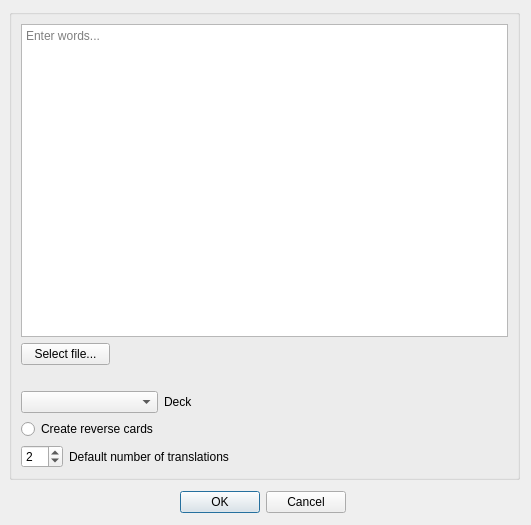
Old version of the form ui/main_dialog.ui in the repository stevejkcode/easyvocab.
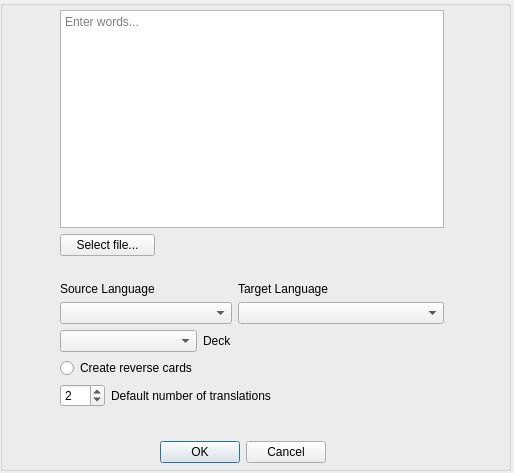
New version of the form.

Commit message: Add selection widgets for source and target language to main dialog window

The edit to the form file:
```diff
--- a/ui/main_dialog.ui
+++ b/ui/main_dialog.ui
@@ -6,34 +6,18 @@
    <rect>
     <x>0</x>
     <y>0</y>
-    <width>531</width>
-    <height>525</height>
+    <width>514</width>
+    <height>473</height>
    </rect>
   </property>
   <property name="windowTitle">
    <string>Generate Foreign Language Cards</string>
   </property>
-  <widget class="QDialogButtonBox" name="buttonBox">
-   <property name="geometry">
-    <rect>
-     <x>180</x>
-     <y>490</y>
-     <width>166</width>
-     <height>25</height>
-    </rect>
-   </property>
-   <property name="orientation">
-    <enum>Qt::Horizontal</enum>
-   </property>
-   <property name="standardButtons">
-    <set>QDialogButtonBox::Cancel|QDialogButtonBox::Ok</set>
-   </property>
-  </widget>
   <widget class="QGroupBox" name="groupBox">
    <property name="geometry">
     <rect>
-     <x>9</x>
-     <y>9</y>
+     <x>0</x>
+     <y>0</y>
      <width>511</width>
      <height>471</height>
     </rect>
@@ -41,49 +25,20 @@
    <property name="title">
     <string/>
    </property>
-   <layout class="QGridLayout" name="gridLayout_2">
-    <item row="0" column="0">
+   <widget class="QWidget" name="">
+    <property name="geometry">
+     <rect>
+      <x>60</x>
+      <y>10</y>
+      <width>384</width>
+      <height>397</height>
+     </rect>
+    </property>
      <layout class="QGridLayout" name="gridLayout">
-      <item row="5" column="0">
-       <widget class="QSpinBox" name="spinBox">
-        <property name="toolTip">
-         <string>&lt;html&gt;&lt;head/&gt;&lt;body&gt;&lt;p&gt;The default number of translations to use on the reverse side of each card&lt;/p&gt;&lt;/body&gt;&lt;/html&gt;</string>
-        </property>
-        <property name="value">
-         <number>2</number>
-        </property>
-       </widget>
-      </item>
-      <item row="3" column="0" colspan="3">
-       <widget class="QComboBox" name="comboBox">
-        <property name="toolTip">
-         <string>&lt;html&gt;&lt;head/&gt;&lt;body&gt;&lt;p&gt;Choose or create a deck to import words into&lt;/p&gt;&lt;/body&gt;&lt;/html&gt;</string>
-        </property>
-        <property name="statusTip">
-         <string/>
-        </property>
-        <property name="currentText">
-         <string/>
-        </property>
+     <item row="0" column="0" colspan="5">
+      <widget class="QTextEdit" name="textEdit">
         <property name="placeholderText">
-         <string>Deck</string>
-        </property>
-       </widget>
-      </item>
-      <item row="4" column="0" colspan="3">
-       <widget class="QRadioButton" name="radioButton">
-        <property name="toolTip">
-         <string>&lt;html&gt;&lt;head/&gt;&lt;body&gt;&lt;p&gt;Create reverse vocab cards in addition to normal ones.&lt;/p&gt;&lt;/body&gt;&lt;/html&gt;</string>
-        </property>
-        <property name="text">
-         <string>Create reverse cards</string>
-        </property>
-       </widget>
-      </item>
-      <item row="5" column="1" colspan="4">
-       <widget class="QLabel" name="label_2">
-        <property name="text">
-         <string>Default number of translations</string>
+        <string>Enter words...</string>
         </property>
        </widget>
       </item>
@@ -97,39 +52,6 @@
         </property>
        </widget>
       </item>
-      <item row="3" column="3">
-       <widget class="QLabel" name="label">
-        <property name="text">
-         <string>Deck</string>
-        </property>
-       </widget>
-      </item>
-      <item row="2" column="0" colspan="5">
-       <spacer name="horizontalSpacer_4">
-        <property name="orientation">
-         <enum>Qt::Horizontal</enum>
-        </property>
-        <property name="sizeHint" stdset="0">
-         <size>
-          <width>328</width>
-          <height>20</height>
-         </size>
-        </property>
-       </spacer>
-      </item>
-      <item row="4" column="3" colspan="2">
-       <spacer name="horizontalSpacer_3">
-        <property name="orientation">
-         <enum>Qt::Horizontal</enum>
-        </property>
-        <property name="sizeHint" stdset="0">
-         <size>
-          <width>178</width>
-          <height>20</height>
-         </size>
-        </property>
-       </spacer>
-      </item>
       <item row="1" column="2" colspan="3">
        <spacer name="horizontalSpacer">
         <property name="orientation">
@@ -143,29 +65,133 @@
         </property>
        </spacer>
       </item>
+     <item row="2" column="0" colspan="5">
+      <spacer name="horizontalSpacer_4">
+       <property name="orientation">
+        <enum>Qt::Horizontal</enum>
+       </property>
+       <property name="sizeHint" stdset="0">
+        <size>
+         <width>328</width>
+         <height>20</height>
+        </size>
+       </property>
+      </spacer>
+     </item>
+     <item row="3" column="0" colspan="2">
+      <widget class="QLabel" name="label_3">
+       <property name="text">
+        <string>Source Language</string>
+       </property>
+      </widget>
+     </item>
       <item row="3" column="4">
+      <widget class="QLabel" name="label_4">
+       <property name="text">
+        <string>Target Language</string>
+       </property>
+      </widget>
+     </item>
+     <item row="4" column="0" colspan="4">
+      <widget class="QComboBox" name="comboBox_2"/>
+     </item>
+     <item row="4" column="4">
+      <widget class="QComboBox" name="comboBox_3"/>
+     </item>
+     <item row="5" column="0" colspan="3">
+      <widget class="QComboBox" name="comboBox">
+       <property name="toolTip">
+        <string>&lt;html&gt;&lt;head/&gt;&lt;body&gt;&lt;p&gt;Choose or create a deck to import words into&lt;/p&gt;&lt;/body&gt;&lt;/html&gt;</string>
+       </property>
+       <property name="statusTip">
+        <string/>
+       </property>
+       <property name="currentText">
+        <string/>
+       </property>
+       <property name="placeholderText">
+        <string>Deck</string>
+       </property>
+      </widget>
+     </item>
+     <item row="5" column="3">
+      <widget class="QLabel" name="label">
+       <property name="text">
+        <string>Deck</string>
+       </property>
+      </widget>
+     </item>
+     <item row="5" column="4">
        <spacer name="horizontalSpacer_2">
         <property name="orientation">
          <enum>Qt::Horizontal</enum>
         </property>
         <property name="sizeHint" stdset="0">
          <size>
-          <width>108</width>
+         <width>138</width>
           <height>20</height>
          </size>
         </property>
        </spacer>
       </item>
-      <item row="0" column="0" colspan="5">
-       <widget class="QTextEdit" name="textEdit">
-        <property name="placeholderText">
-         <string>Enter words...</string>
-        </property>
-       </widget>
-      </item>
-     </layout>
-    </item>
-   </layout>
+     <item row="6" column="0" colspan="3">
+      <widget class="QRadioButton" name="radioButton">
+       <property name="toolTip">
+        <string>&lt;html&gt;&lt;head/&gt;&lt;body&gt;&lt;p&gt;Create reverse vocab cards in addition to normal ones.&lt;/p&gt;&lt;/body&gt;&lt;/html&gt;</string>
+       </property>
+       <property name="text">
+        <string>Create reverse cards</string>
+       </property>
+      </widget>
+     </item>
+     <item row="6" column="3" colspan="2">
+      <spacer name="horizontalSpacer_3">
+       <property name="orientation">
+        <enum>Qt::Horizontal</enum>
+       </property>
+       <property name="sizeHint" stdset="0">
+        <size>
+         <width>178</width>
+         <height>20</height>
+        </size>
+       </property>
+      </spacer>
+     </item>
+     <item row="7" column="0">
+      <widget class="QSpinBox" name="spinBox">
+       <property name="toolTip">
+        <string>&lt;html&gt;&lt;head/&gt;&lt;body&gt;&lt;p&gt;The default number of translations to use on the reverse side of each card&lt;/p&gt;&lt;/body&gt;&lt;/html&gt;</string>
+       </property>
+       <property name="value">
+        <number>2</number>
+       </property>
+      </widget>
+     </item>
+     <item row="7" column="1" colspan="4">
+      <widget class="QLabel" name="label_2">
+       <property name="text">
+        <string>Default number of translations</string>
+       </property>
+      </widget>
+     </item>
+    </layout>
+   </widget>
+   <widget class="QDialogButtonBox" name="buttonBox">
+    <property name="geometry">
+     <rect>
+      <x>160</x>
+      <y>440</y>
+      <width>166</width>
+      <height>25</height>
+     </rect>
+    </property>
+    <property name="orientation">
+     <enum>Qt::Horizontal</enum>
+    </property>
+    <property name="standardButtons">
+     <set>QDialogButtonBox::Cancel|QDialogButtonBox::Ok</set>
+    </property>
+   </widget>
   </widget>
  </widget>
  <resources/>
```
Lines whose indentation alone changed are shown as unchanged. The commit also changes 1 other file.
